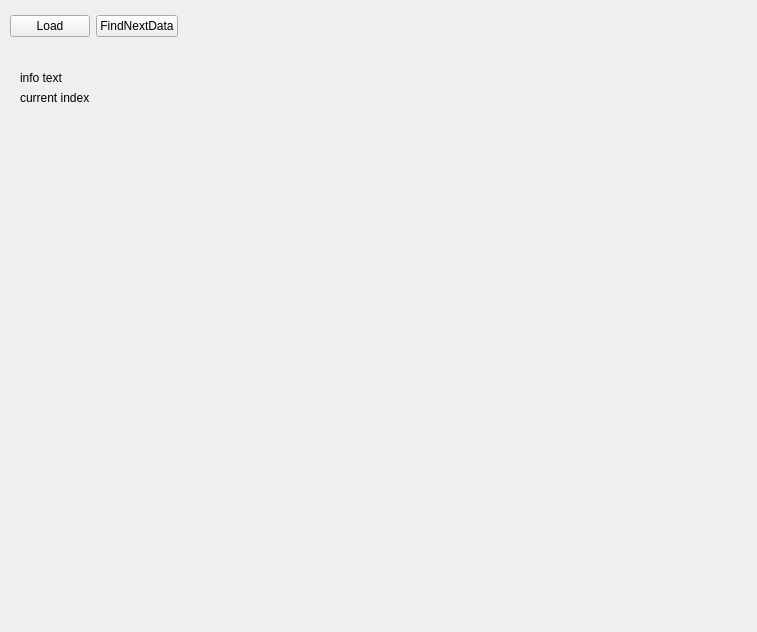
First picture: the form in utils/DAQTools/UI/dataProcBasic.ui, repository gbox3d/fireBolt, before the edit.
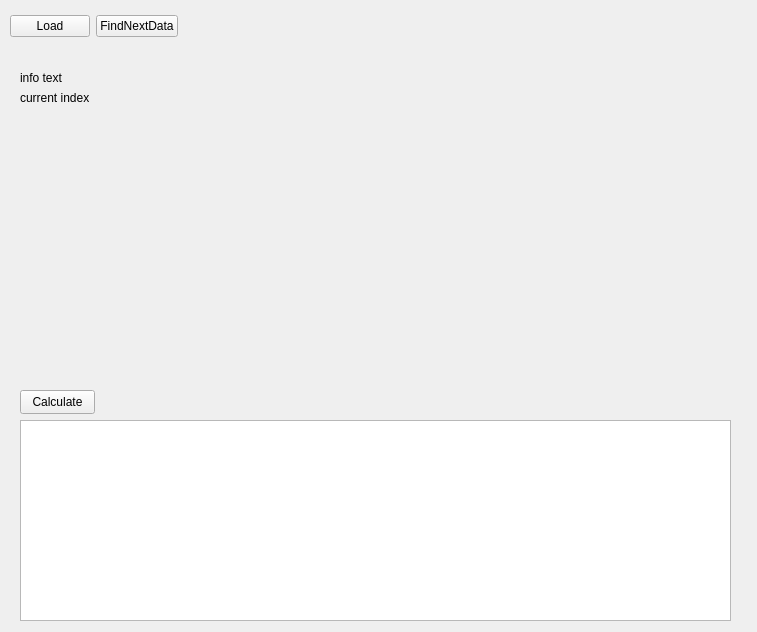
Second picture: the form after the edit.

Diff of the .ui file:
```diff
--- a/utils/DAQTools/UI/dataProcBasic.ui
+++ b/utils/DAQTools/UI/dataProcBasic.ui
@@ -88,6 +88,29 @@
     <string>current index</string>
    </property>
   </widget>
+  <widget class="QPushButton" name="btnCal">
+   <property name="geometry">
+    <rect>
+     <x>20</x>
+     <y>390</y>
+     <width>75</width>
+     <height>24</height>
+    </rect>
+   </property>
+   <property name="text">
+    <string>Calculate</string>
+   </property>
+  </widget>
+  <widget class="QPlainTextEdit" name="teLogText">
+   <property name="geometry">
+    <rect>
+     <x>20</x>
+     <y>420</y>
+     <width>711</width>
+     <height>201</height>
+    </rect>
+   </property>
+  </widget>
  </widget>
  <resources/>
  <connections/>
```
